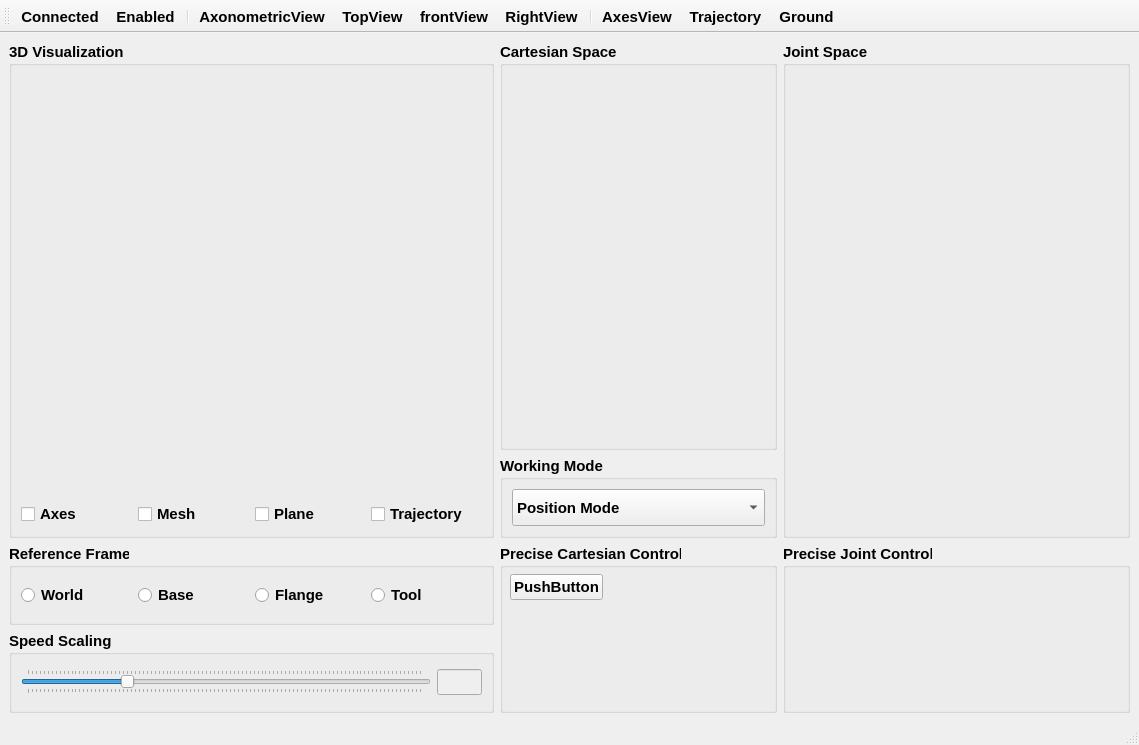
Above: src/RocosMainWindow.ui from thinkexist1989/rocos-viz before the change. Below: the same form after it.
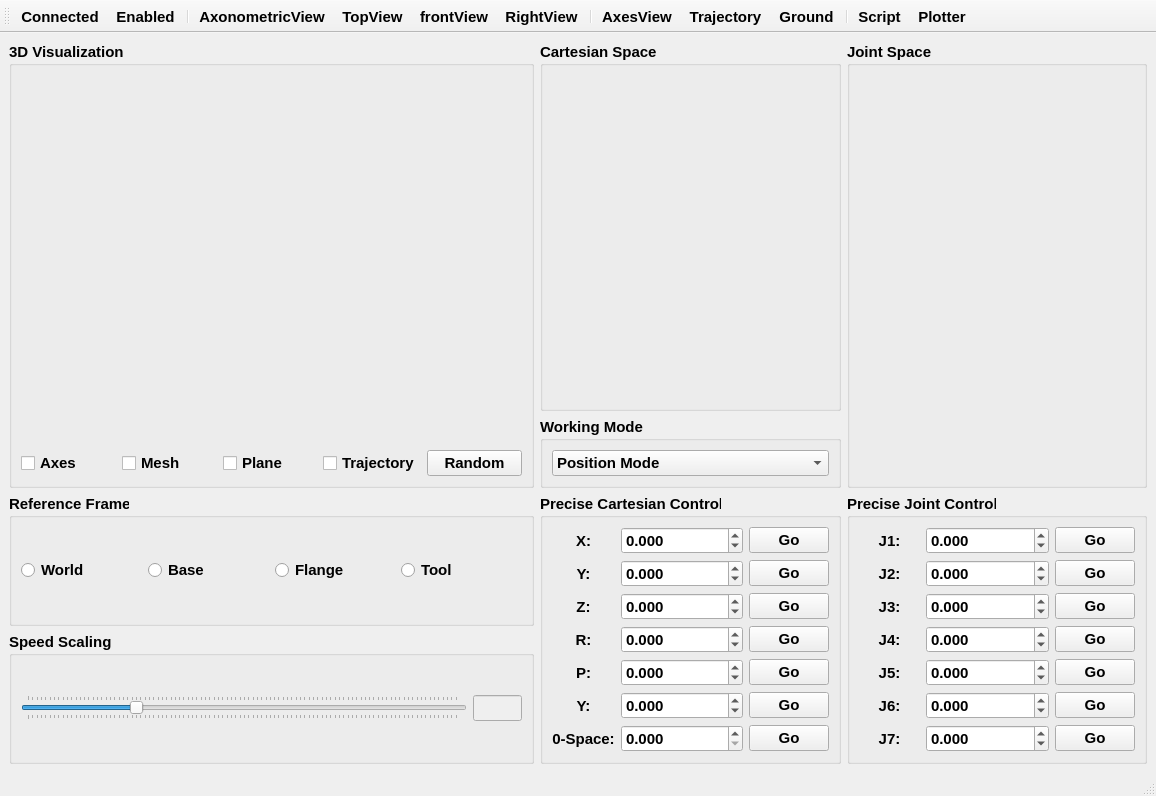
That is the form after the change. Icons and pictures are not drawn. Custom widgets are drawn as their Qt base class.

Patch:
```diff
--- a/src/RocosMainWindow.ui
+++ b/src/RocosMainWindow.ui
@@ -6,8 +6,8 @@
    <rect>
     <x>0</x>
     <y>0</y>
-    <width>1139</width>
-    <height>745</height>
+    <width>1156</width>
+    <height>796</height>
    </rect>
   </property>
   <property name="font">
@@ -23,30 +23,317 @@
    <string>ROCOS-MainWindow</string>
   </property>
   <widget class="QWidget" name="centralwidget">
-   <layout class="QGridLayout" name="gridLayout_4" rowstretch="5,1,1,1" columnstretch="35,20,25">
+   <layout class="QGridLayout" name="gridLayout_4" rowstretch="8,1,2,2" columnstretch="35,20,20">
+    <item row="2" column="1" rowspan="2">
+     <widget class="QGroupBox" name="preciseCartesianGroupBox">
+      <property name="title">
+       <string>Precise Cartesian Control</string>
+      </property>
+      <layout class="QGridLayout" name="gridLayout_8" columnstretch="3,6,2">
+       <item row="0" column="0">
+        <widget class="QLabel" name="label">
+         <property name="text">
+          <string>X:</string>
+         </property>
+         <property name="alignment">
+          <set>Qt::AlignCenter</set>
+         </property>
+        </widget>
+       </item>
+       <item row="0" column="1">
+        <widget class="QDoubleSpinBox" name="doubleSpinBox">
+         <property name="decimals">
+          <number>3</number>
+         </property>
+         <property name="minimum">
+          <double>-99.989999999999995</double>
+         </property>
+        </widget>
+       </item>
+       <item row="0" column="2">
+        <widget class="QPushButton" name="pushButton_2">
+         <property name="text">
+          <string>Go</string>
+         </property>
+        </widget>
+       </item>
+       <item row="1" column="0">
+        <widget class="QLabel" name="label_2">
+         <property name="text">
+          <string>Y:</string>
+         </property>
+         <property name="alignment">
+          <set>Qt::AlignCenter</set>
+         </property>
+        </widget>
+       </item>
+       <item row="1" column="1">
+        <widget class="QDoubleSpinBox" name="doubleSpinBox_2">
+         <property name="decimals">
+          <number>3</number>
+         </property>
+         <property name="minimum">
+          <double>-99.989999999999995</double>
+         </property>
+        </widget>
+       </item>
+       <item row="1" column="2">
+        <widget class="QPushButton" name="pushButton_3">
+         <property name="text">
+          <string>Go</string>
+         </property>
+        </widget>
+       </item>
+       <item row="2" column="0">
+        <widget class="QLabel" name="label_3">
+         <property name="text">
+          <string>Z:</string>
+         </property>
+         <property name="alignment">
+          <set>Qt::AlignCenter</set>
+         </property>
+        </widget>
+       </item>
+       <item row="2" column="1">
+        <widget class="QDoubleSpinBox" name="doubleSpinBox_3">
+         <property name="decimals">
+          <number>3</number>
+         </property>
+         <property name="minimum">
+          <double>-99.989999999999995</double>
+         </property>
+        </widget>
+       </item>
+       <item row="2" column="2">
+        <widget class="QPushButton" name="pushButton_4">
+         <property name="text">
+          <string>Go</string>
+         </property>
+        </widget>
+       </item>
+       <item row="3" column="0">
+        <widget class="QLabel" name="label_4">
+         <property name="text">
+          <string>R:</string>
+         </property>
+         <property name="alignment">
+          <set>Qt::AlignCenter</set>
+         </property>
+        </widget>
+       </item>
+       <item row="3" column="1">
+        <widget class="QDoubleSpinBox" name="doubleSpinBox_4">
+         <property name="decimals">
+          <number>3</number>
+         </property>
+         <property name="minimum">
+          <double>-99.989999999999995</double>
+         </property>
+        </widget>
+       </item>
+       <item row="3" column="2">
+        <widget class="QPushButton" name="pushButton_5">
+         <property name="text">
+          <string>Go</string>
+         </property>
+        </widget>
+       </item>
+       <item row="4" column="0">
+        <widget class="QLabel" name="label_5">
+         <property name="text">
+          <string>P:</string>
+         </property>
+         <property name="alignment">
+          <set>Qt::AlignCenter</set>
+         </property>
+        </widget>
+       </item>
+       <item row="4" column="1">
+        <widget class="QDoubleSpinBox" name="doubleSpinBox_5">
+         <property name="decimals">
+          <number>3</number>
+         </property>
+         <property name="minimum">
+          <double>-99.989999999999995</double>
+         </property>
+        </widget>
+       </item>
+       <item row="4" column="2">
+        <widget class="QPushButton" name="pushButton_6">
+         <property name="text">
+          <string>Go</string>
+         </property>
+        </widget>
+       </item>
+       <item row="5" column="0">
+        <widget class="QLabel" name="label_6">
+         <property name="text">
+          <string>Y:</string>
+         </property>
+         <property name="alignment">
+          <set>Qt::AlignCenter</set>
+         </property>
+        </widget>
+       </item>
+       <item row="5" column="1">
+        <widget class="QDoubleSpinBox" name="doubleSpinBox_6">
+         <property name="decimals">
+          <number>3</number>
+         </property>
+         <property name="minimum">
+          <double>-99.989999999999995</double>
+         </property>
+        </widget>
+       </item>
+       <item row="5" column="2">
+        <widget class="QPushButton" name="pushButton_7">
+         <property name="text">
+          <string>Go</string>
+         </property>
+        </widget>
+       </item>
+       <item row="6" column="0">
+        <widget class="QLabel" name="label_14">
+         <property name="text">
+          <string>0-Space:</string>
+         </property>
+         <property name="alignment">
+          <set>Qt::AlignCenter</set>
+         </property>
+        </widget>
+       </item>
+       <item row="6" column="1">
+        <widget class="QDoubleSpinBox" name="doubleSpinBox_14">
+         <property name="decimals">
+          <number>3</number>
+         </property>
+        </widget>
+       </item>
+       <item row="6" column="2">
+        <widget class="QPushButton" name="pushButton_15">
+         <property name="text">
+          <string>Go</string>
+         </property>
+        </widget>
+       </item>
+      </layout>
+     </widget>
+    </item>
+    <item row="1" column="1">
+     <widget class="QGroupBox" name="workModeGroupBox">
+      <property name="title">
+       <string>Working Mode</string>
+      </property>
+      <layout class="QGridLayout" name="gridLayout_6">
+       <item row="0" column="0">
+        <widget class="QComboBox" name="workingModeBox">
+         <property name="sizePolicy">
+          <sizepolicy hsizetype="Preferred" vsizetype="Preferred">
+           <horstretch>0</horstretch>
+           <verstretch>0</verstretch>
+          </sizepolicy>
+         </property>
+         <item>
+          <property name="text">
+           <string>Position Mode</string>
+          </property>
+         </item>
+         <item>
+          <property name="text">
+           <string>Velocity Mode</string>
+          </property>
+         </item>
+         <item>
+          <property name="text">
+           <string>Torque Mode</string>
+          </property>
+         </item>
+         <item>
+          <property name="text">
+           <string>Joint Impedance Mode</string>
+          </property>
+         </item>
+         <item>
+          <property name="text">
+           <string>Cartisian Impedance Mode</string>
+          </property>
+         </item>
+        </widget>
+       </item>
+      </layout>
+     </widget>
+    </item>
+    <item row="0" column="2" rowspan="2">
+     <widget class="QGroupBox" name="jointGroupBox">
+      <property name="title">
+       <string>Joint Space</string>
+      </property>
+      <layout class="QGridLayout" name="gridLayout_2">
+       <item row="0" column="0">
+        <widget class="JointPositionWidget" name="Joint1PosWidget" native="true"/>
+       </item>
+       <item row="1" column="0">
+        <widget class="JointPositionWidget" name="Joint2PosWidget" native="true"/>
+       </item>
+       <item row="2" column="0">
+        <widget class="JointPositionWidget" name="Joint3PosWidget" native="true"/>
+       </item>
+       <item row="3" column="0">
+        <widget class="JointPositionWidget" name="Joint4PosWidget" native="true"/>
+       </item>
+       <item row="4" column="0">
+        <widget class="JointPositionWidget" name="Joint5PosWidget" native="true"/>
+       </item>
+       <item row="5" column="0">
+        <widget class="JointPositionWidget" name="Joint6PosWidget" native="true"/>
+       </item>
+       <item row="6" column="0">
+        <widget class="JointPositionWidget" name="Joint7PosWidget" native="true"/>
+       </item>
+      </layout>
+     </widget>
+    </item>
+    <item row="3" column="0">
+     <widget class="QGroupBox" name="groupBox_5">
+      <property name="title">
+       <string>Speed Scaling</string>
+      </property>
+      <layout class="QGridLayout" name="gridLayout_7" columnstretch="9,1">
+       <item row="0" column="0">
+        <widget class="QSlider" name="speedSlider">
+         <property name="minimum">
+          <number>1</number>
+         </property>
+         <property name="maximum">
+          <number>999</number>
+         </property>
+         <property name="value">
+          <number>250</number>
+         </property>
+         <property name="orientation">
+          <enum>Qt::Horizontal</enum>
+         </property>
+         <property name="tickPosition">
+          <enum>QSlider::TicksBothSides</enum>
+         </property>
+        </widget>
+       </item>
+       <item row="0" column="1">
+        <widget class="QLineEdit" name="speedPercent">
+         <property name="enabled">
+          <bool>false</bool>
+         </property>
+        </widget>
+       </item>
+      </layout>
+     </widget>
+    </item>
     <item row="0" column="0" rowspan="2">
      <widget class="QGroupBox" name="visualGroupBox">
       <property name="title">
        <string>3D Visualization</string>
       </property>
       <layout class="QGridLayout" name="gridLayout">
-       <item row="0" column="0" colspan="4">
-        <widget class="SceneWidget" name="visualWidget" native="true"/>
-       </item>
-       <item row="1" column="0">
-        <widget class="QCheckBox" name="axesCheckBox">
-         <property name="text">
-          <string>Axes</string>
-         </property>
-        </widget>
-       </item>
-       <item row="1" column="1">
-        <widget class="QCheckBox" name="meshCheckBox">
-         <property name="text">
-          <string>Mesh</string>
-         </property>
-        </widget>
-       </item>
        <item row="1" column="2">
         <widget class="QCheckBox" name="PlaneCheckBox">
          <property name="text">
@@ -61,6 +348,36 @@
          </property>
         </widget>
        </item>
+       <item row="1" column="1">
+        <widget class="QCheckBox" name="meshCheckBox">
+         <property name="text">
+          <string>Mesh</string>
+         </property>
+        </widget>
+       </item>
+       <item row="1" column="0">
+        <widget class="QCheckBox" name="axesCheckBox">
+         <property name="text">
+          <string>Axes</string>
+         </property>
+        </widget>
+       </item>
+       <item row="1" column="4">
+        <widget class="QPushButton" name="pushButton">
+         <property name="sizePolicy">
+          <sizepolicy hsizetype="Minimum" vsizetype="Preferred">
+           <horstretch>0</horstretch>
+           <verstretch>0</verstretch>
+          </sizepolicy>
+         </property>
+         <property name="text">
+          <string>Random</string>
+         </property>
+        </widget>
+       </item>
+       <item row="0" column="0" colspan="5">
+        <widget class="SceneWidget" name="visualWidget" native="true"/>
+       </item>
       </layout>
      </widget>
     </item>
@@ -91,80 +408,6 @@
       </layout>
      </widget>
     </item>
-    <item row="0" column="2" rowspan="2">
-     <widget class="QGroupBox" name="jointGroupBox">
-      <property name="title">
-       <string>Joint Space</string>
-      </property>
-      <layout class="QGridLayout" name="gridLayout_2">
-       <item row="0" column="0">
-        <widget class="JointPositionWidget" name="Joint1PosWidget" native="true"/>
-       </item>
-       <item row="1" column="0">
-        <widget class="JointPositionWidget" name="Joint2PosWidget" native="true"/>
-       </item>
-       <item row="2" column="0">
-        <widget class="JointPositionWidget" name="Joint3PosWidget" native="true"/>
-       </item>
-       <item row="3" column="0">
-        <widget class="JointPositionWidget" name="Joint4PosWidget" native="true"/>
-       </item>
-       <item row="4" column="0">
-        <widget class="JointPositionWidget" name="Joint5PosWidget" native="true"/>
-       </item>
-       <item row="5" column="0">
-        <widget class="JointPositionWidget" name="Joint6PosWidget" native="true"/>
-       </item>
-       <item row="6" column="0">
-        <widget class="JointPositionWidget" name="Joint7PosWidget" native="true"/>
-       </item>
-      </layout>
-     </widget>
-    </item>
-    <item row="1" column="1">
-     <widget class="QGroupBox" name="workModeGroupBox">
-      <property name="title">
-       <string>Working Mode</string>
-      </property>
-      <layout class="QGridLayout" name="gridLayout_6">
-       <item row="0" column="0">
-        <widget class="QComboBox" name="workingModeBox">
-         <property name="sizePolicy">
-          <sizepolicy hsizetype="Preferred" vsizetype="Preferred">
-           <horstretch>0</horstretch>
-           <verstretch>0</verstretch>
-          </sizepolicy>
-         </property>
-         <item>
-          <property name="text">
-           <string>Position Mode</string>
-          </property>
-         </item>
-         <item>
-          <property name="text">
-           <string>Velocity Mode</string>
-          </property>
-         </item>
-         <item>
-          <property name="text">
-           <string>Torque Mode</string>
-          </property>
-         </item>
-         <item>
-          <property name="text">
-           <string>Joint Impedance Mode</string>
-          </property>
-         </item>
-         <item>
-          <property name="text">
-           <string>Cartisian Impedance Mode</string>
-          </property>
-         </item>
-        </widget>
-       </item>
-      </layout>
-     </widget>
-    </item>
     <item row="2" column="0">
      <widget class="QGroupBox" name="FrameGroupBox">
       <property name="title">
@@ -202,68 +445,219 @@
       </layout>
      </widget>
     </item>
-    <item row="2" column="1" rowspan="2">
-     <widget class="QGroupBox" name="preciseCartesianGroupBox">
-      <property name="title">
-       <string>Precise Cartesian Control</string>
-      </property>
-      <widget class="QPushButton" name="pushButton">
-       <property name="geometry">
-        <rect>
-         <x>10</x>
-         <y>30</y>
-         <width>93</width>
-         <height>26</height>
-        </rect>
-       </property>
-       <property name="sizePolicy">
-        <sizepolicy hsizetype="Minimum" vsizetype="Preferred">
-         <horstretch>0</horstretch>
-         <verstretch>0</verstretch>
-        </sizepolicy>
-       </property>
-       <property name="text">
-        <string>PushButton</string>
-       </property>
-      </widget>
-     </widget>
-    </item>
     <item row="2" column="2" rowspan="2">
      <widget class="QGroupBox" name="preciseJointGroupBox">
       <property name="title">
        <string>Precise Joint Control</string>
       </property>
-     </widget>
-    </item>
-    <item row="3" column="0">
-     <widget class="QGroupBox" name="groupBox_5">
-      <property name="title">
-       <string>Speed Scaling</string>
-      </property>
-      <layout class="QGridLayout" name="gridLayout_7" columnstretch="9,1">
+      <layout class="QGridLayout" name="gridLayout_9" columnstretch="3,6,2">
        <item row="0" column="0">
-        <widget class="QSlider" name="speedSlider">
-         <property name="minimum">
-          <number>1</number>
+        <widget class="QLabel" name="label_7">
+         <property name="text">
+          <string>J1:</string>
          </property>
-         <property name="maximum">
-          <number>999</number>
-         </property>
-         <property name="value">
-          <number>250</number>
-         </property>
-         <property name="orientation">
-          <enum>Qt::Horizontal</enum>
-         </property>
-         <property name="tickPosition">
-          <enum>QSlider::TicksBothSides</enum>
+         <property name="alignment">
+          <set>Qt::AlignCenter</set>
          </property>
         </widget>
        </item>
        <item row="0" column="1">
-        <widget class="QLineEdit" name="speedPercent">
-         <property name="enabled">
-          <bool>false</bool>
+        <widget class="QDoubleSpinBox" name="doubleSpinBox_7">
+         <property name="decimals">
+          <number>3</number>
+         </property>
+         <property name="minimum">
+          <double>-180.000000000000000</double>
+         </property>
+         <property name="maximum">
+          <double>180.000000000000000</double>
+         </property>
+        </widget>
+       </item>
+       <item row="0" column="2">
+        <widget class="QPushButton" name="pushButton_8">
+         <property name="text">
+          <string>Go</string>
+         </property>
+        </widget>
+       </item>
+       <item row="1" column="0">
+        <widget class="QLabel" name="label_8">
+         <property name="text">
+          <string>J2:</string>
+         </property>
+         <property name="alignment">
+          <set>Qt::AlignCenter</set>
+         </property>
+        </widget>
+       </item>
+       <item row="1" column="1">
+        <widget class="QDoubleSpinBox" name="doubleSpinBox_8">
+         <property name="decimals">
+          <number>3</number>
+         </property>
+         <property name="minimum">
+          <double>-180.000000000000000</double>
+         </property>
+         <property name="maximum">
+          <double>180.000000000000000</double>
+         </property>
+        </widget>
+       </item>
+       <item row="1" column="2">
+        <widget class="QPushButton" name="pushButton_9">
+         <property name="text">
+          <string>Go</string>
+         </property>
+        </widget>
+       </item>
+       <item row="2" column="0">
+        <widget class="QLabel" name="label_9">
+         <property name="text">
+          <string>J3:</string>
+         </property>
+         <property name="alignment">
+          <set>Qt::AlignCenter</set>
+         </property>
+        </widget>
+       </item>
+       <item row="2" column="1">
+        <widget class="QDoubleSpinBox" name="doubleSpinBox_9">
+         <property name="decimals">
+          <number>3</number>
+         </property>
+         <property name="minimum">
+          <double>-180.000000000000000</double>
+         </property>
+         <property name="maximum">
+          <double>180.000000000000000</double>
+         </property>
+        </widget>
+       </item>
+       <item row="2" column="2">
+        <widget class="QPushButton" name="pushButton_10">
+         <property name="text">
+          <string>Go</string>
+         </property>
+        </widget>
+       </item>
+       <item row="3" column="0">
+        <widget class="QLabel" name="label_10">
+         <property name="text">
+          <string>J4:</string>
+         </property>
+         <property name="alignment">
+          <set>Qt::AlignCenter</set>
+         </property>
+        </widget>
+       </item>
+       <item row="3" column="1">
+        <widget class="QDoubleSpinBox" name="doubleSpinBox_10">
+         <property name="decimals">
+          <number>3</number>
+         </property>
+         <property name="minimum">
+          <double>-180.000000000000000</double>
+         </property>
+         <property name="maximum">
+          <double>180.000000000000000</double>
+         </property>
+        </widget>
+       </item>
+       <item row="3" column="2">
+        <widget class="QPushButton" name="pushButton_11">
+         <property name="text">
+          <string>Go</string>
+         </property>
+        </widget>
+       </item>
+       <item row="4" column="0">
+        <widget class="QLabel" name="label_11">
+         <property name="text">
+          <string>J5:</string>
+         </property>
+         <property name="alignment">
+          <set>Qt::AlignCenter</set>
+         </property>
+        </widget>
+       </item>
+       <item row="4" column="1">
+        <widget class="QDoubleSpinBox" name="doubleSpinBox_11">
+         <property name="decimals">
+          <number>3</number>
+         </property>
+         <property name="minimum">
+          <double>-180.000000000000000</double>
+         </property>
+         <property name="maximum">
+          <double>180.000000000000000</double>
+         </property>
+        </widget>
+       </item>
+       <item row="4" column="2">
+        <widget class="QPushButton" name="pushButton_12">
+         <property name="text">
+          <string>Go</string>
+         </property>
+        </widget>
+       </item>
+       <item row="5" column="0">
+        <widget class="QLabel" name="label_12">
+         <property name="text">
+          <string>J6:</string>
+         </property>
+         <property name="alignment">
+          <set>Qt::AlignCenter</set>
+         </property>
+        </widget>
+       </item>
+       <item row="5" column="1">
+        <widget class="QDoubleSpinBox" name="doubleSpinBox_12">
+         <property name="decimals">
+          <number>3</number>
+         </property>
+         <property name="minimum">
+          <double>-180.000000000000000</double>
+         </property>
+         <property name="maximum">
+          <double>180.000000000000000</double>
+         </property>
+        </widget>
+       </item>
+       <item row="5" column="2">
+        <widget class="QPushButton" name="pushButton_13">
+         <property name="text">
+          <string>Go</string>
+         </property>
+        </widget>
+       </item>
+       <item row="6" column="0">
+        <widget class="QLabel" name="label_13">
+         <property name="text">
+          <string>J7:</string>
+         </property>
+         <property name="alignment">
+          <set>Qt::AlignCenter</set>
+         </property>
+        </widget>
+       </item>
+       <item row="6" column="1">
+        <widget class="QDoubleSpinBox" name="doubleSpinBox_13">
+         <property name="decimals">
+          <number>3</number>
+         </property>
+         <property name="minimum">
+          <double>-180.000000000000000</double>
+         </property>
+         <property name="maximum">
+          <double>180.000000000000000</double>
+         </property>
+        </widget>
+       </item>
+       <item row="6" column="2">
+        <widget class="QPushButton" name="pushButton_14">
+         <property name="text">
+          <string>Go</string>
          </property>
         </widget>
        </item>
@@ -304,6 +698,9 @@
    <addaction name="actionAxesView"/>
    <addaction name="actionTrajectory"/>
    <addaction name="actionGround"/>
+   <addaction name="separator"/>
+   <addaction name="actionScript"/>
+   <addaction name="actionPlotter"/>
   </widget>
   <action name="actionFrontView">
    <property name="icon">
@@ -409,6 +806,27 @@
     <string>Connected</string>
    </property>
   </action>
+  <action name="actionScript">
+   <property name="icon">
+    <iconset resource="../res.qrc">
+     <normaloff>:/res/script.png</normaloff>:/res/script.png</iconset>
+   </property>
+   <property name="text">
+    <string>Script</string>
+   </property>
+  </action>
+  <action name="actionPlotter">
+   <property name="icon">
+    <iconset resource="../res.qrc">
+     <normaloff>:/res/plot.png</normaloff>:/res/plot.png</iconset>
+   </property>
+   <property name="text">
+    <string>Plotter</string>
+   </property>
+   <property name="toolTip">
+    <string>Plot curve</string>
+   </property>
+  </action>
  </widget>
  <customwidgets>
   <customwidget>
```
Left out of the diff: 2 changed lines with no effect on the pictures.
